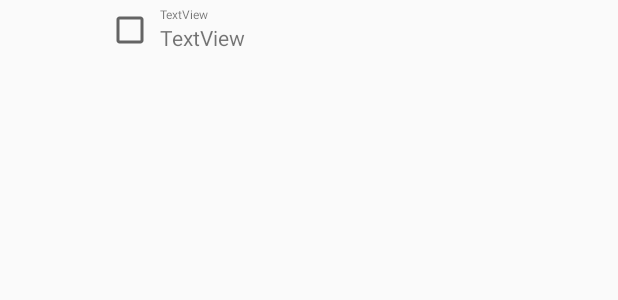
After one commit to Ciano287/BucketList, an Android app: the layout bucket_item_layout.xml on its own in the app's theme, with its tools: preview values and no code run, on a phone screen of 412 x 824 dp. The commit adds this screen. Shown: the top 300 px of the screen. Run offline under Robolectric (Android 15) with nearby library versions, the phone set to English and light mode, and no system bars.

Commit message:
Core requirements completed.

```diff
--- a/app/build.gradle
+++ b/app/build.gradle
@@ -34,4 +34,7 @@ dependencies {
 
     annotationProcessor "android.arch.persistence.room:compiler:$room_version"
     implementation 'com.android.support:recyclerview-v7:28.0.0'
+
+    debugImplementation 'com.amitshekhar.android:debug-db:1.0.6'
+    implementation 'com.android.support:cardview-v7:28.0.0'
 }
--- a/app/src/main/java/com/example/bucketlist/BucketListCreate.java
+++ b/app/src/main/java/com/example/bucketlist/BucketListCreate.java
@@ -12,8 +12,8 @@ public class BucketListCreate extends AppCompatActivity {
     EditText inputDescription;
     Button addButton;
     Intent intent;
-    static String nTitle;
-    static String nDescription;
+    static String nTitle = "aa";
+    static String nDescription = "bb";
 
     @Override
     protected void onCreate(Bundle savedInstanceState) {
--- a/app/src/main/java/com/example/bucketlist/BucketListRoomDatabase.java
+++ b/app/src/main/java/com/example/bucketlist/BucketListRoomDatabase.java
@@ -21,6 +21,7 @@ public abstract class BucketListRoomDatabase extends RoomDatabase {
                     // Create database here
                     INSTANCE = Room.databaseBuilder(context.getApplicationContext(),
                             BucketListRoomDatabase.class, NAME_DATABASE)
+                            .allowMainThreadQueries()
                             .build();
                 }
             }
--- /dev/null
+++ b/app/src/main/res/layout/bucket_item_layout.xml
@@ -0,0 +1,41 @@
+<?xml version="1.0" encoding="utf-8"?>
+<android.support.constraint.ConstraintLayout xmlns:android="http://schemas.android.com/apk/res/android"
+    xmlns:app="http://schemas.android.com/apk/res-auto"
+    xmlns:tools="http://schemas.android.com/tools"
+    android:id="@+id/ConstraintLayout"
+    android:layout_width="match_parent"
+    android:layout_height="wrap_content">
+
+    <TextView
+        android:id="@+id/TextLayoutTitle"
+        android:layout_width="297dp"
+        android:layout_height="0dp"
+        android:layout_marginStart="4dp"
+        android:layout_marginTop="4dp"
+        android:text="TextView"
+        android:textSize="8sp"
+        app:layout_constraintStart_toEndOf="@+id/checkBox"
+        app:layout_constraintTop_toTopOf="parent" />
+
+    <CheckBox
+        android:id="@+id/checkBox"
+        android:layout_width="32dp"
+        android:layout_height="wrap_content"
+        android:layout_marginTop="4dp"
+        android:layout_marginEnd="4dp"
+        android:layout_marginBottom="8dp"
+        app:layout_constraintBottom_toBottomOf="parent"
+        app:layout_constraintEnd_toStartOf="@+id/TextLayoutDescription"
+        app:layout_constraintTop_toTopOf="parent"
+        app:layout_constraintVertical_bias="1.0" />
+
+    <TextView
+        android:id="@+id/TextLayoutDescription"
+        android:layout_width="297dp"
+        android:layout_height="0dp"
+        android:layout_marginEnd="8dp"
+        android:text="TextView"
+        app:layout_constraintEnd_toEndOf="parent"
+        app:layout_constraintTop_toBottomOf="@+id/TextLayoutTitle" />
+
+</android.support.constraint.ConstraintLayout>
```
Also changed, not shown: app/src/main/java/com/example/bucketlist/BucketListAdapter.java (+39 -16 lines), app/src/main/java/com/example/bucketlist/MainActivity.java (+9 -6 lines), app/src/main/res/layout/content_main.xml (+7 -4 lines).
